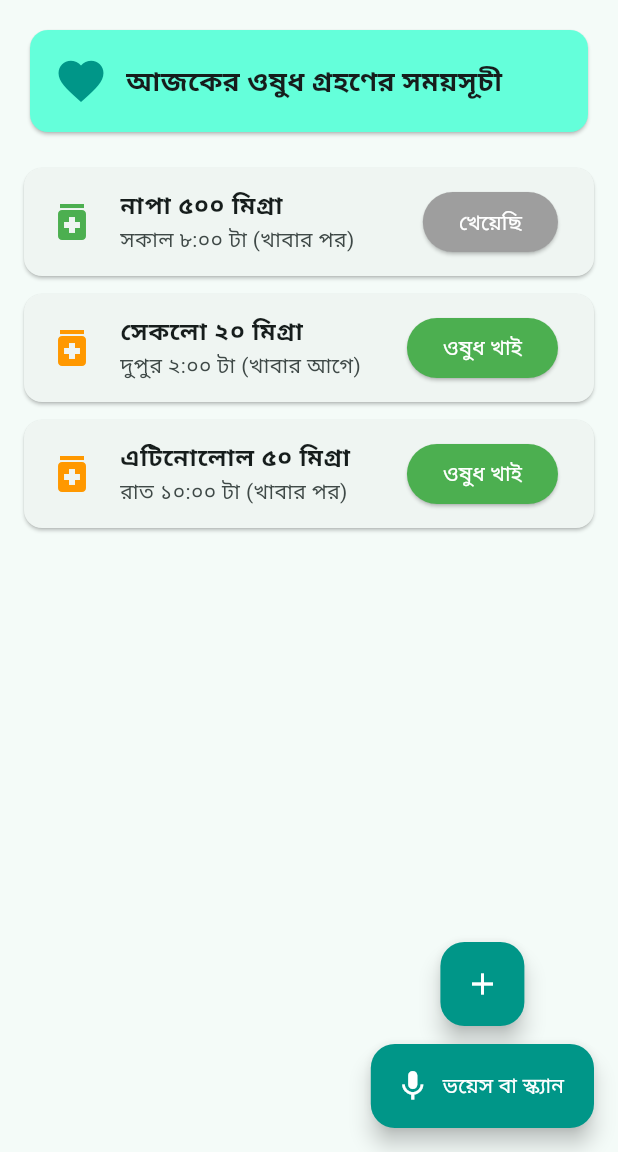
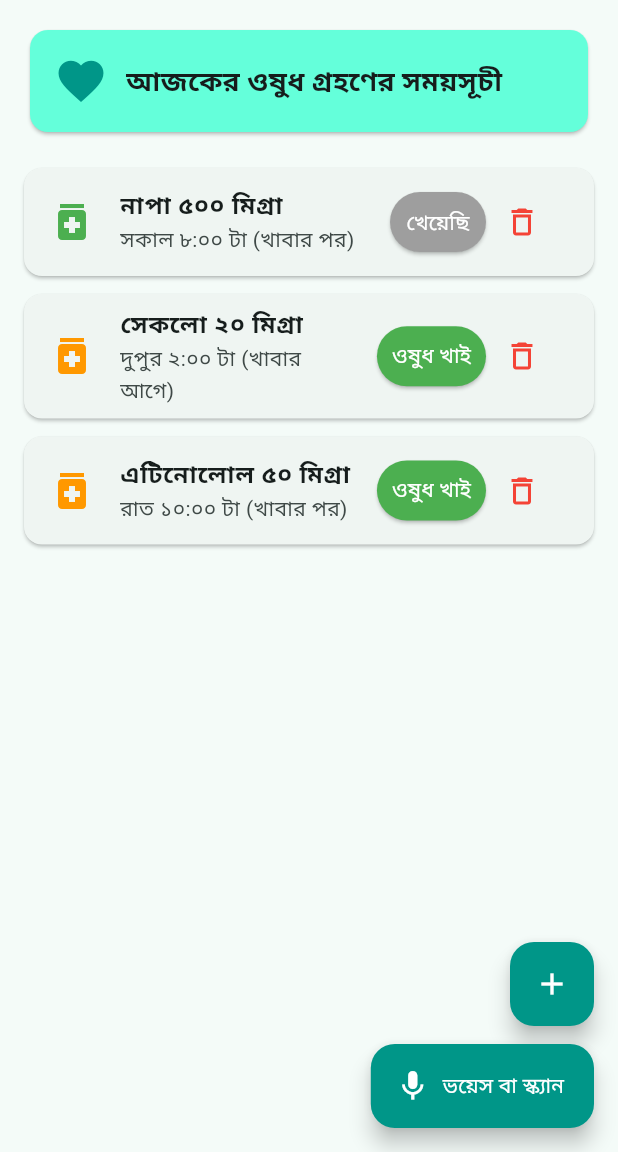
Before and after one commit to khokonjanu6-star95/Family-Care, a Flutter app: the screen it shows after launch, on a phone screen of 412 x 824 dp, the part 84-1236 px from its top. Run offline on Flutter 3.47's test engine with Material 3 defaults, Android fonts, the phone set to English and light mode, and no system bars.

Commit message:
Implement medicine deletion functionality
Added a method to delete medicines and updated the UI accordingly.

```diff
--- a/lib/main.dart
+++ b/lib/main.dart
@@ -55,6 +55,16 @@ class _HomeScreenState extends State<HomeScreen> {
     );
   }
 
+  void _deleteMedicine(int index) {
+    final deletedName = _medicines[index]['name'];
+    setState(() {
+      _medicines.removeAt(index);
+    });
+    ScaffoldMessenger.of(context).showSnackBar(
+      SnackBar(content: Text('$deletedName মুছে ফেলা হয়েছে')),
+    );
+  }
+
   void _showAddMedicineDialog() {
     _nameController.clear();
     _timeController.clear();
@@ -69,7 +79,7 @@ class _HomeScreenState extends State<HomeScreen> {
             TextField(
               controller: _nameController,
               decoration: const InputDecoration(
-                labelText: 'ওষুধের নাম ও ডোজ (যেমন: নাপা ৫০০ মিগ্রা)',
+                labelText: 'ওষুধের নাম ও ডোজ',
                 border: OutlineInputBorder(),
               ),
             ),
@@ -103,9 +113,6 @@ class _HomeScreenState extends State<HomeScreen> {
                   });
                 });
                 Navigator.pop(ctx);
-                ScaffoldMessenger.of(context).showSnackBar(
-                  const SnackBar(content: Text('নতুন ওষুধ যুক্ত করা হয়েছে!')),
-                );
               }
             },
             child: const Text('যোগ করুন'),
@@ -150,6 +157,7 @@ class _HomeScreenState extends State<HomeScreen> {
             const SizedBox(height: 20),
             Expanded(
               child: ListView.builder(
+                padding: const EdgeInsets.only(bottom: 100), // বাটনগুলোর নিচে জায়গা খালি রাখার জন্য
                 itemCount: _medicines.length,
                 itemBuilder: (context, index) {
                   final med = _medicines[index];
@@ -166,13 +174,23 @@ class _HomeScreenState extends State<HomeScreen> {
                         style: const TextStyle(fontWeight: FontWeight.bold),
                       ),
                       subtitle: Text(med['time']),
-                      trailing: ElevatedButton(
+                      trailing: Row(
+                        mainAxisSize: MainAxisSize.min,
+                        children: [
+                          ElevatedButton(
                             style: ElevatedButton.styleFrom(
                               backgroundColor: med['isTaken'] ? Colors.grey : Colors.green,
                               foregroundColor: Colors.white,
+                              padding: const EdgeInsets.symmetric(horizontal: 10),
                             ),
                             onPressed: () => _toggleMedicineState(index),
                             child: Text(med['isTaken'] ? 'খেয়েছি' : 'ওষুধ খাই'),
+                          ),
+                          IconButton(
+                            icon: const Icon(Icons.delete_outline, color: Colors.red),
+                            onPressed: () => _deleteMedicine(index),
+                          ),
+                        ],
                       ),
                     ),
                   );
@@ -184,6 +202,7 @@ class _HomeScreenState extends State<HomeScreen> {
       ),
       floatingActionButton: Column(
         mainAxisSize: MainAxisSize.min,
+        crossAxisAlignment: CrossAxisAlignment.end,
         children: [
           FloatingActionButton(
             heroTag: 'add_btn',
```
Lines whose indentation alone changed are shown as unchanged.
